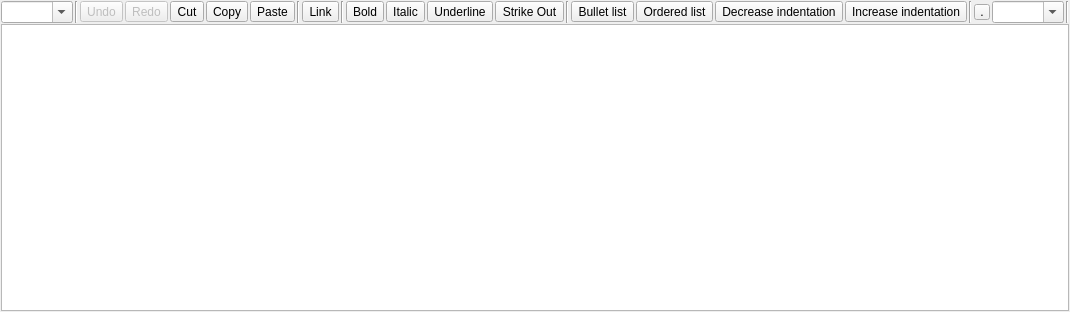
OpalCoin/OpalCoin, file src/qt/plugins/mrichtexteditor/mrichtextedit.ui: the form before one commit.
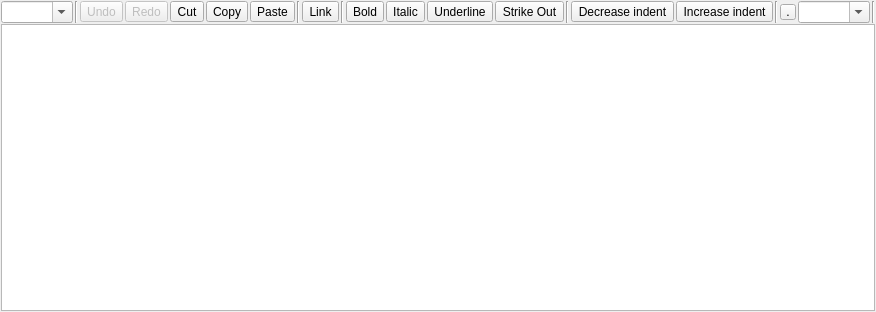
The form after the commit. Icons and pictures are not drawn.

```diff
--- a/src/qt/plugins/mrichtexteditor/mrichtextedit.ui
+++ b/src/qt/plugins/mrichtexteditor/mrichtextedit.ui
@@ -332,50 +332,6 @@
         </property>
        </widget>
       </item>
-      <item>
-       <widget class="QToolButton" name="f_list_bullet">
-        <property name="focusPolicy">
-         <enum>Qt::ClickFocus</enum>
-        </property>
-        <property name="toolTip">
-         <string>Bullet list (CTRL+-)</string>
-        </property>
-        <property name="text">
-         <string>Bullet list</string>
-        </property>
-        <property name="iconSize">
-         <size>
-          <width>16</width>
-          <height>16</height>
-         </size>
-        </property>
-        <property name="checkable">
-         <bool>true</bool>
-        </property>
-       </widget>
-      </item>
-      <item>
-       <widget class="QToolButton" name="f_list_ordered">
-        <property name="focusPolicy">
-         <enum>Qt::ClickFocus</enum>
-        </property>
-        <property name="toolTip">
-         <string>Ordered list (CTRL+=)</string>
-        </property>
-        <property name="text">
-         <string>Ordered list</string>
-        </property>
-        <property name="iconSize">
-         <size>
-          <width>16</width>
-          <height>16</height>
-         </size>
-        </property>
-        <property name="checkable">
-         <bool>true</bool>
-        </property>
-       </widget>
-      </item>
       <item>
        <widget class="QToolButton" name="f_indent_dec">
         <property name="focusPolicy">
@@ -385,7 +341,7 @@
          <string>Decrease indentation (CTRL+,)</string>
         </property>
         <property name="text">
-         <string>Decrease indentation</string>
+         <string>Decrease indent</string>
         </property>
         <property name="icon">
          <iconset theme="format-indent-less">
@@ -409,7 +365,7 @@
          <string>Increase indentation (CTRL+.)</string>
         </property>
         <property name="text">
-         <string>Increase indentation</string>
+         <string>Increase indent</string>
         </property>
         <property name="icon">
          <iconset theme="format-indent-more">
```
Left out of the diff: 7 changed lines with no effect on the pictures.
